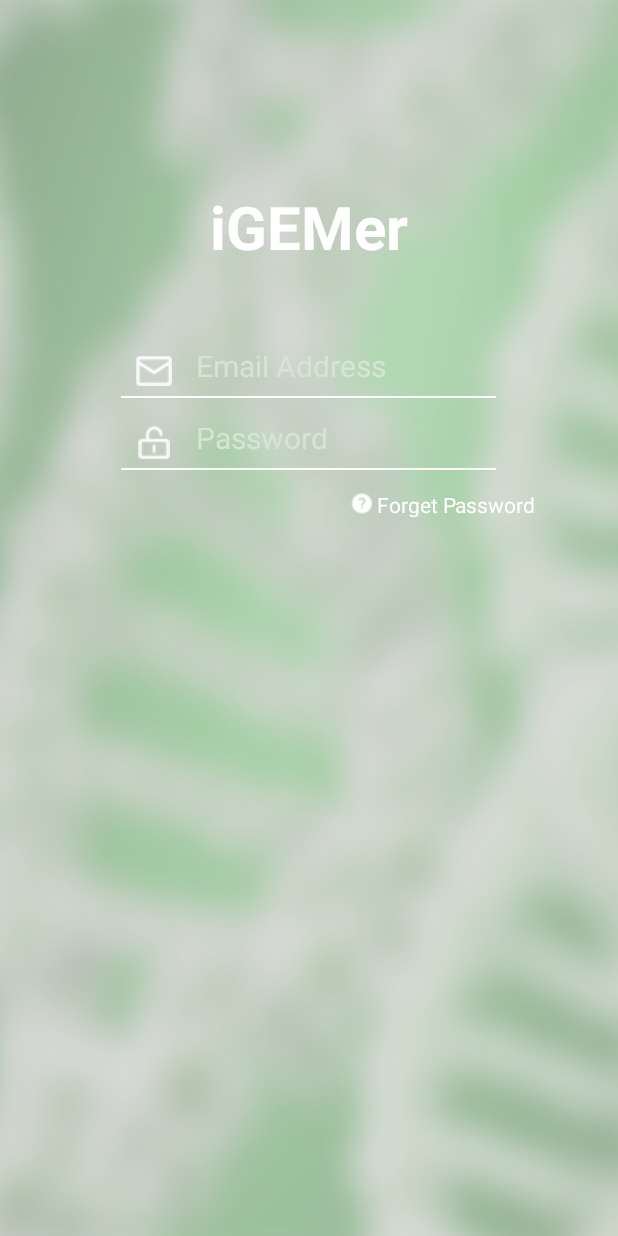
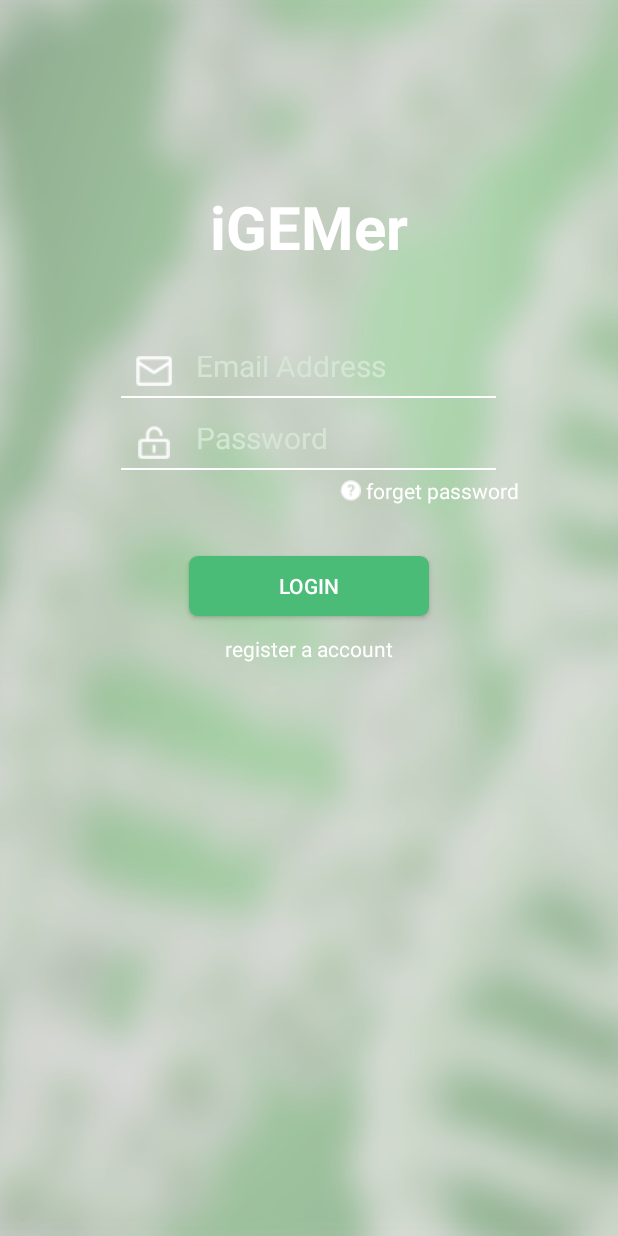
Before and after one commit to 3words4you/iGEMer, an Android app: the screen it shows after launch (Login), on a phone screen of 412 x 824 dp. Run offline under Robolectric (Android 15) with nearby library versions, the phone set to English and light mode, and no system bars.

Commit message:
login page layout

```diff
--- /dev/null
+++ b/app/src/main/res/drawable/btn_green_radius.xml
@@ -0,0 +1,21 @@
+<?xml version="1.0" encoding="utf-8"?>
+    <!-- http://www.dibbus.com/2011/02/gradient-buttons-for-android/ -->
+<!--<selector xmlns:android="http://schemas.android.com/apk/res/android">-->
+<!--<item>-->
+    <!--<shape>-->
+        <!--<solid android:color="@color/green"></solid>-->
+        <!--<corners-->
+            <!--android:radius="6dp" />-->
+
+    <!--</shape>-->
+<!--</item>-->
+<!--</selector>-->
+
+<selector xmlns:android="http://schemas.android.com/apk/res/android">
+<item>
+    <shape android:shape="rectangle">
+        <solid android:color="@color/green"/>
+        <corners android:radius="6dp" />
+    </shape>
+</item>
+</selector>
--- a/app/src/main/res/layout/activity_login.xml
+++ b/app/src/main/res/layout/activity_login.xml
@@ -88,24 +88,24 @@
     <RelativeLayout
         android:id="@+id/lyForgetGroup"
         android:layout_width="150dp"
-        android:layout_height="18dp"
-        android:layout_marginTop="11dp"
+        android:layout_height="20dp"
+        android:layout_marginEnd="35dp"
+        android:layout_marginRight="35dp"
         android:layout_below="@+id/lyPasswordGroup"
         android:layout_alignParentRight="true"
         android:layout_alignParentEnd="true"
-        android:layout_marginRight="28dp"
-        android:layout_marginEnd="28dp">
+        android:layout_marginTop="2dp">
 
         <TextView
             android:id="@+id/tvForgetPwd"
             android:layout_width="wrap_content"
-            android:layout_height="match_parent"
-            android:layout_alignParentTop="true"
-            android:layout_marginLeft="3dp"
-            android:layout_toEndOf="@+id/imgQuestion"
+            android:layout_height="20dp"
             android:layout_toRightOf="@+id/imgQuestion"
             android:text="@string/txt_forget"
-            android:textColor="@color/white" />
+            android:textColor="@color/white"
+            android:layout_centerVertical="true"
+            android:gravity="center_vertical"
+            android:layout_marginLeft="3dp"/>
 
         <ImageView
             android:id="@+id/imgQuestion"
@@ -115,5 +115,25 @@
             android:layout_centerVertical="true"/>
     </RelativeLayout>
 
+    <Button
+        android:id="@+id/button"
+        android:layout_width="160dp"
+        android:layout_height="40dp"
+        android:layout_marginTop="33dp"
+        android:background="@drawable/btn_green_radius"
+        android:text="@string/btn_login"
+        android:layout_below="@+id/lyForgetGroup"
+        android:layout_centerHorizontal="true" />
+
+    <TextView
+        android:id="@+id/textView"
+        android:layout_width="wrap_content"
+        android:layout_height="wrap_content"
+        android:text="@string/txt_register"
+        android:textColor="@color/white"
+        android:layout_below="@+id/button"
+        android:layout_centerHorizontal="true"
+        android:layout_marginTop="12dp" />
+
 
 </RelativeLayout>
--- a/app/src/main/res/values/colors.xml
+++ b/app/src/main/res/values/colors.xml
@@ -7,4 +7,5 @@
     <color name="black_overlay">#66000000</color>
     <color name="white">#FFFFFF</color>
     <color name="gray">#D4E6D3</color>
+    <color name="green">#4BBC78</color>
 </resources>
--- a/app/src/main/res/values/strings.xml
+++ b/app/src/main/res/values/strings.xml
@@ -5,5 +5,7 @@
     <string name="igemer_activity_login">iGEMer</string>
     <string name="hint_email">Email Address</string>
     <string name="hint_password">Password</string>
-    <string name="txt_forget">Forget Password</string>
+    <string name="txt_forget">forget password</string>
+    <string name="btn_login">Login</string>
+    <string name="txt_register">register a account</string>
 </resources>
```
